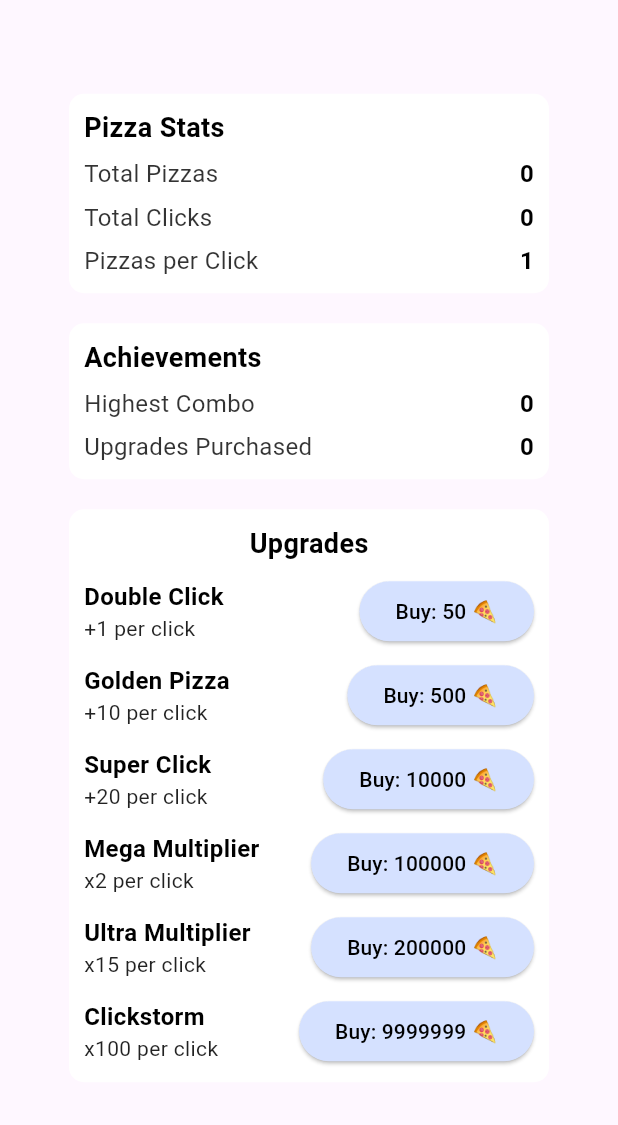
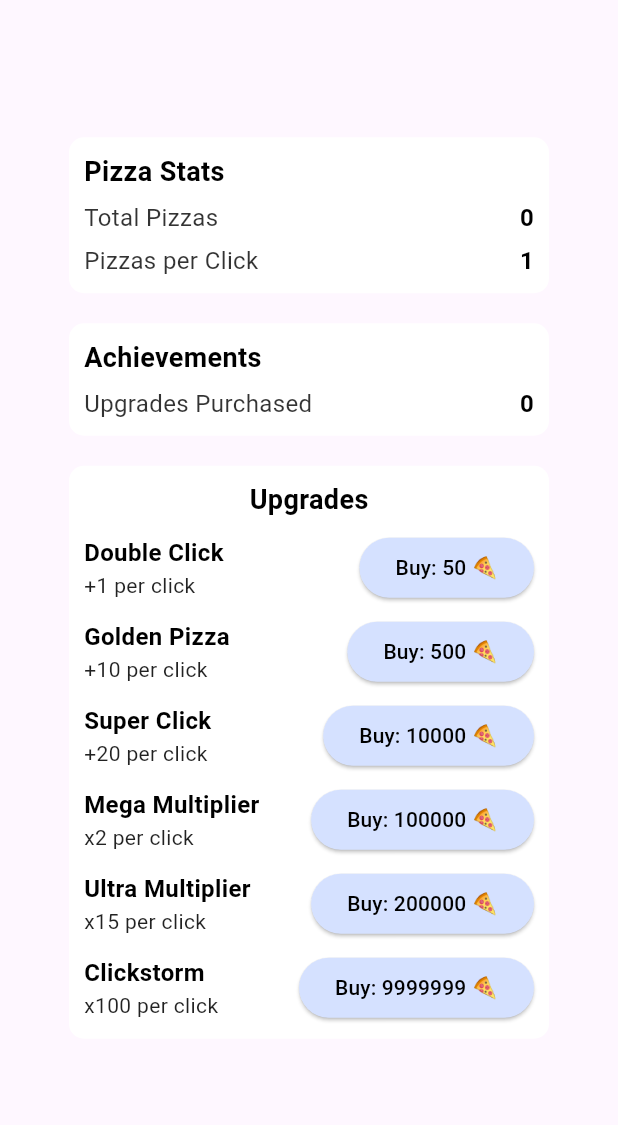
Before and after one commit to augi07/PizzaClicker, a Flutter app: the screen it shows after launch, item 2 of the bottom bar chosen, on a phone screen of 412 x 824 dp, the part 90-1215 px from its top. Run offline on Flutter 3.47's test engine with Material 3 defaults, Android fonts, the phone set to English and light mode, and no system bars; our stand-ins replace audioplayers, shared_preferences.

Commit message:
updating Stats Page

```diff
--- a/lib/statsContent.dart
+++ b/lib/statsContent.dart
@@ -10,9 +10,7 @@ class StatsContent extends StatefulWidget {
 
 class _StatsContentState extends State<StatsContent> {
   int totalPizzas = 0;
-  int totalClicks = 0;
   int pizzasPerClick = 1;
-  int highestCombo = 0;
   int upgradesPurchased = 0;
 
   Future<void> loadPrefs() async {
@@ -148,11 +146,9 @@ class _StatsContentState extends State<StatsContent> {
                 children: [
                   statCard("Pizza Stats", {
                     "Total Pizzas": totalPizzas,
-                    "Total Clicks": totalClicks,
                     "Pizzas per Click": pizzasPerClick,
                   }),
                   statCard("Achievements", {
-                    "Highest Combo": highestCombo,
                     "Upgrades Purchased": upgradesPurchased,
                   }),
                   Container(
```
